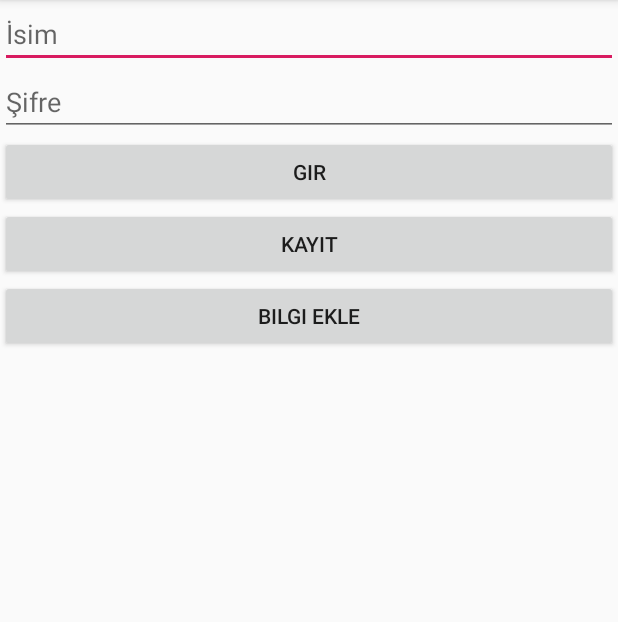
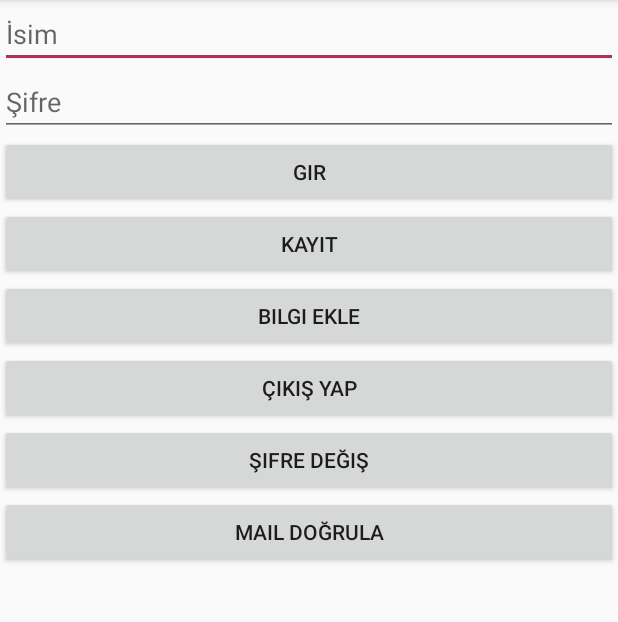
Before and after one commit to cakarakif/Smart-Display-Android, an Android app: the screen it shows after launch (Login), after a tap on "GIR", on a phone screen of 412 x 824 dp, the part 84-706 px from its top. Run offline under Robolectric (Android 15) with nearby library versions, the phone set to English and light mode, and no system bars; our stand-ins replace Firebase (no records; nobody signed in at launch, a user with empty details on screens opened directly).

```diff
--- a/SmartDisplay/app/src/main/java/com/example/smartdisplay/Login/Login.java
+++ b/SmartDisplay/app/src/main/java/com/example/smartdisplay/Login/Login.java
@@ -27,7 +27,7 @@ import java.util.Map;
 public class Login extends AppCompatActivity {
 
     EditText username, password;
-    Button login, register, addInfo;
+    Button login, register, addInfo, exit,changePass,verifyMail;
 
     FirebaseAuth auth;
     FirebaseUser user;
@@ -51,6 +51,9 @@ public class Login extends AppCompatActivity {
         login = findViewById(R.id.login);
         register = findViewById(R.id.register);
         addInfo = findViewById(R.id.addInfo);
+        exit=findViewById(R.id.exit);
+        changePass=findViewById(R.id.changePass);
+        verifyMail=findViewById(R.id.verifyMail);
 
         auth = FirebaseAuth.getInstance();
 
@@ -69,14 +72,42 @@ public class Login extends AppCompatActivity {
         login.setOnClickListener(new View.OnClickListener() {
             @Override
             public void onClick(View view) {
-                loginUser(username.getText().toString(), password.getText().toString());
+                signInUser(username.getText().toString(), password.getText().toString());
             }
         });
 
+        //kullanıcı altına database bilgileri ekleme
         addInfo.setOnClickListener(new View.OnClickListener() {
             @Override
             public void onClick(View view) {
                 addInfo2Database();
+            }
+        });
+
+        //kullanıcı çıkışı
+        exit.setOnClickListener(new View.OnClickListener() {
+            @Override
+            public void onClick(View view) {
+                signOutUser();
+            }
+        });
+
+        //kullanıcı şifre değiştirmek isterse
+        changePass.setOnClickListener(new View.OnClickListener() {
+            @Override
+            public void onClick(View view) {
+                changePassword(password.getText().toString());
+            }
+        });
+
+        //mail doğrulaması için gönderim
+        verifyMail.setOnClickListener(new View.OnClickListener() {
+            @Override
+            public void onClick(View view) {
+                if(!isEmailVerified()){
+                    emailVerify();
+                }else
+                    Toast.makeText(getApplicationContext(), "Mail zaten doğrulanmış", Toast.LENGTH_LONG).show();
             }
         });
     }
@@ -111,7 +142,7 @@ public class Login extends AppCompatActivity {
         });
     }
 
-    private void loginUser(String usrname, String pass){
+    private void signInUser(String usrname, String pass){
         auth.signInWithEmailAndPassword(usrname, pass).addOnCompleteListener(this, new OnCompleteListener<AuthResult>() {
             @Override
             public void onComplete(@NonNull Task<AuthResult> task) {
@@ -135,8 +166,49 @@ public class Login extends AppCompatActivity {
         reference=database.getReference("bilgi/"+user.getUid());
 
         Map map=new HashMap();
-        map.put("boy","180");
+        map.put("boy","197");
         map.put("yas",26);
         reference.setValue(map);
     }
+
+    private void signOutUser(){
+        auth.signOut();
+    }
+
+    private void changePassword(String newPass){
+        user.updatePassword(newPass).addOnCompleteListener(new OnCompleteListener<Void>() {
+            @Override
+            public void onComplete(@NonNull Task<Void> task) {
+                //başarılı ise buraya düşer
+                if (task.isSuccessful()) {
+                    //sayfaya yönlendir
+                    Toast.makeText(getApplicationContext(), "başarılı", Toast.LENGTH_LONG).show();
+                } else {
+                    //başarısız tepkisi ver
+                    Toast.makeText(getApplicationContext(), "başarısız", Toast.LENGTH_LONG).show();
+                }
+
+            }
+        });
+    }
+
+    private boolean isEmailVerified(){
+       return user.isEmailVerified();
+    }
+
+    private void emailVerify(){
+        user.sendEmailVerification().addOnCompleteListener(new OnCompleteListener<Void>() {
+            @Override
+            public void onComplete(@NonNull Task<Void> task) {
+                //başarılı ise buraya düşer
+                if (task.isSuccessful()) {
+                    //sayfaya yönlendir
+                    Toast.makeText(getApplicationContext(), "başarılı", Toast.LENGTH_LONG).show();
+                } else {
+                    //başarısız tepkisi ver
+                    Toast.makeText(getApplicationContext(), "başarısız", Toast.LENGTH_LONG).show();
+                }
+            }
+        });
+    }
 }
--- a/SmartDisplay/app/src/main/res/layout/activity_login.xml
+++ b/SmartDisplay/app/src/main/res/layout/activity_login.xml
@@ -48,6 +48,30 @@
 
         </Button>
 
+        <Button
+            android:id="@+id/exit"
+            android:text="Çıkış Yap"
+            android:layout_width="match_parent"
+            android:layout_height="wrap_content">
+
+        </Button>
+
+        <Button
+            android:id="@+id/changePass"
+            android:text="Şifre Değiş"
+            android:layout_width="match_parent"
+            android:layout_height="wrap_content">
+
+        </Button>
+
+        <Button
+            android:id="@+id/verifyMail"
+            android:text="Mail Doğrula"
+            android:layout_width="match_parent"
+            android:layout_height="wrap_content">
+
+        </Button>
+
     </LinearLayout>
 
 
```
